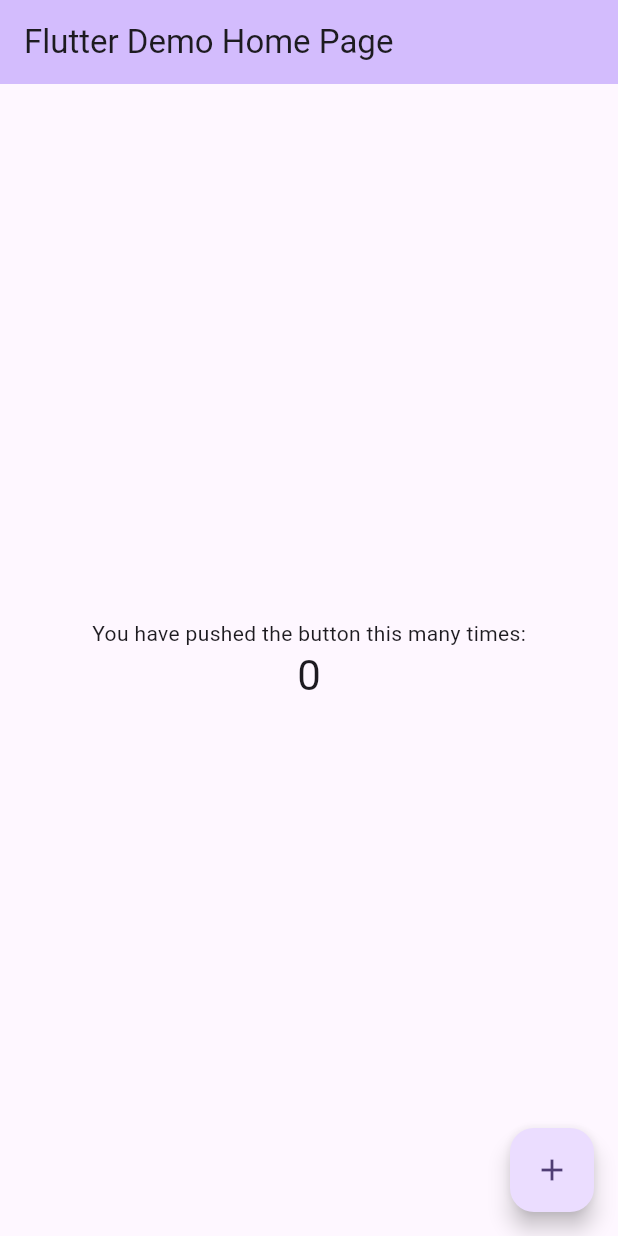
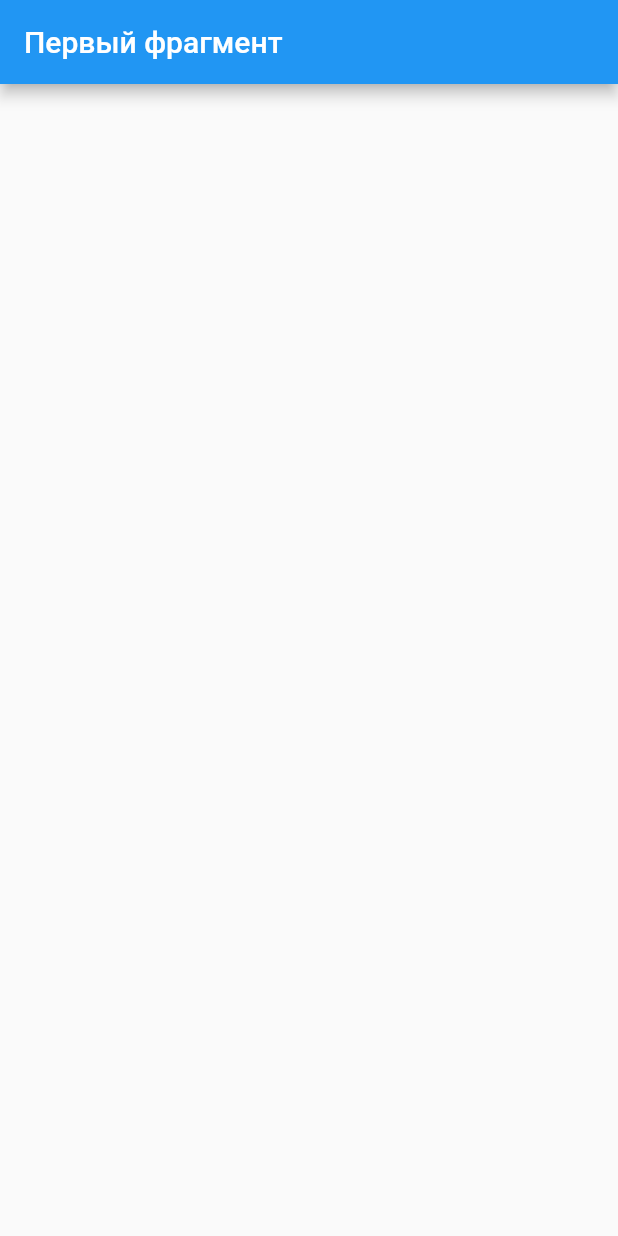
Before and after one commit to PavelBaptist/bible_depth, a Flutter app: the screen it shows after launch, on a phone screen of 412 x 824 dp. Run offline on Flutter 3.47's test engine with Material 2 defaults, Android fonts, the phone set to English and light mode, and no system bars; our stand-ins replace bloc, equatable, flutter_bloc, get_it.

Commit message:
Layer presenter is released

```diff
--- a/lib/feature/presentation/bloc/fragment_detail/fragment_detail_bloc.dart
+++ b/lib/feature/presentation/bloc/fragment_detail/fragment_detail_bloc.dart
@@ -6,10 +6,11 @@ import 'package:equatable/equatable.dart';
 
 part 'fragment_detail_event.dart';
 
-class BibleDepthBloc extends Bloc<FragmentDetailEvent, FragmentDetailState> {
+class FragmentDetailBloc
+    extends Bloc<FragmentDetailEvent, FragmentDetailState> {
   final GetFragmentById getFragmentById;
 
-  BibleDepthBloc({required this.getFragmentById})
+  FragmentDetailBloc({required this.getFragmentById})
       : super(FragmentDetailLoading()) {
     on<FragmentDetailById>(_onById);
   }
--- /dev/null
+++ b/lib/feature/presentation/pages/fragment_detail_page.dart
@@ -0,0 +1,32 @@
+import 'package:bible_depth/feature/presentation/bloc/fragment_detail/fragment_detail_bloc.dart';
+import 'package:bible_depth/feature/presentation/bloc/fragment_detail/fragment_detail_state.dart';
+import 'package:flutter/material.dart';
+import 'package:flutter_bloc/flutter_bloc.dart';
+
+class FragmentDetailPage extends StatelessWidget {
+  const FragmentDetailPage({super.key});
+
+  @override
+  Widget build(BuildContext context) {
+    var state = BlocProvider.of<FragmentDetailBloc>(context, listen: false);
+    state.add(const FragmentDetailById(1));
+
+    return BlocBuilder<FragmentDetailBloc, FragmentDetailState>(
+      builder: (context, state) {
+        if (state is FragmentDetailLoading) {
+          return Center(
+            child: CircularProgressIndicator(),
+          );
+        } else if (state is FragmentDetailLoaded) {
+          return Scaffold(
+            appBar: AppBar(
+              title: Text(state.fragmentEntity.name),
+            ),
+          );
+        } else {
+          return Text('no data');
+        }
+      },
+    );
+  }
+}
--- /dev/null
+++ b/lib/locator_service.dart
@@ -0,0 +1,30 @@
+import 'package:bible_depth/feature/data/datasources/fragment_mock_data_source.dart';
+import 'package:bible_depth/feature/data/repositories/fragment_repository_impl.dart';
+import 'package:bible_depth/feature/domain/usecases/get_fragment_by_id.dart';
+import 'package:bible_depth/feature/presentation/bloc/fragment_detail/fragment_detail_bloc.dart';
+
+import 'package:get_it/get_it.dart';
+
+import 'feature/domain/repositories/fragment_repository.dart';
+
+final sl = GetIt.instance;
+
+Future<void> init() async {
+  // BLoC
+  sl.registerFactory(
+    () => FragmentDetailBloc(getFragmentById: sl()),
+  );
+
+  // UseCases
+  sl.registerLazySingleton(() => GetFragmentById(fragmentRepository: sl()));
+
+  // Repository
+  sl.registerLazySingleton<FragmentRepository>(
+    () => FragmentRepositoryImpl(
+      fragmentMockDataSource: sl(),
+    ),
+  );
+
+  sl.registerLazySingleton<FragmentMockDataSource>(
+      () => FragmentMockDataSourceImpl());
+}
--- a/lib/main.dart
+++ b/lib/main.dart
@@ -1,6 +1,14 @@
+import 'package:bible_depth/feature/presentation/bloc/fragment_detail/fragment_detail_bloc.dart';
+import 'package:bible_depth/feature/presentation/bloc/fragment_detail/fragment_detail_state.dart';
+import 'package:bible_depth/feature/presentation/pages/fragment_detail_page.dart';
+import 'package:bible_depth/locator_service.dart' as di;
+import 'package:bible_depth/locator_service.dart';
 import 'package:flutter/material.dart';
+import 'package:flutter_bloc/flutter_bloc.dart';
 
-void main() {
+void main() async {
+  WidgetsFlutterBinding.ensureInitialized();
+  await di.init();
   runApp(const MyApp());
 }
 
@@ -10,116 +18,11 @@ class MyApp extends StatelessWidget {
   // This widget is the root of your application.
   @override
   Widget build(BuildContext context) {
-    return MaterialApp(
-      title: 'Flutter Demo',
-      theme: ThemeData(
-        // This is the theme of your application.
-        //
-        // TRY THIS: Try running your application with "flutter run". You'll see
-        // the application has a blue toolbar. Then, without quitting the app,
-        // try changing the seedColor in the colorScheme below to Colors.green
-        // and then invoke "hot reload" (save your changes or press the "hot
-        // reload" button in a Flutter-supported IDE, or press "r" if you used
-        // the command line to start the app).
-        //
-        // Notice that the counter didn't reset back to zero; the application
-        // state is not lost during the reload. To reset the state, use hot
-        // restart instead.
-        //
-        // This works for code too, not just values: Most code changes can be
-        // tested with just a hot reload.
-        colorScheme: ColorScheme.fromSeed(seedColor: Colors.deepPurple),
-        useMaterial3: true,
+    return BlocProvider<FragmentDetailBloc>(
+      create: (context) => sl<FragmentDetailBloc>(),
+      child: MaterialApp(
+        home: FragmentDetailPage(),
       ),
-      home: const MyHomePage(title: 'Flutter Demo Home Page'),
     );
   }
 }
-
-class MyHomePage extends StatefulWidget {
-  const MyHomePage({super.key, required this.title});
-
-  // This widget is the home page of your application. It is stateful, meaning
-  // that it has a State object (defined below) that contains fields that affect
-  // how it looks.
-
-  // This class is the configuration for the state. It holds the values (in this
-  // case the title) provided by the parent (in this case the App widget) and
-  // used by the build method of the State. Fields in a Widget subclass are
-  // always marked "final".
-
-  final String title;
-
-  @override
-  State<MyHomePage> createState() => _MyHomePageState();
-}
-
-class _MyHomePageState extends State<MyHomePage> {
-  int _counter = 0;
-
-  void _incrementCounter() {
-    setState(() {
-      // This call to setState tells the Flutter framework that something has
-      // changed in this State, which causes it to rerun the build method below
-      // so that the display can reflect the updated values. If we changed
-      // _counter without calling setState(), then the build method would not be
-      // called again, and so nothing would appear to happen.
-      _counter++;
-    });
-  }
-
-  @override
-  Widget build(BuildContext context) {
-    // This method is rerun every time setState is called, for instance as done
-    // by the _incrementCounter method above.
-    //
-    // The Flutter framework has been optimized to make rerunning build methods
-    // fast, so that you can just rebuild anything that needs updating rather
-    // than having to individually change instances of widgets.
-    return Scaffold(
-      appBar: AppBar(
-        // TRY THIS: Try changing the color here to a specific color (to
-        // Colors.amber, perhaps?) and trigger a hot reload to see the AppBar
-        // change color while the other colors stay the same.
-        backgroundColor: Theme.of(context).colorScheme.inversePrimary,
-        // Here we take the value from the MyHomePage object that was created by
-        // the App.build method, and use it to set our appbar title.
-        title: Text(widget.title),
-      ),
-      body: Center(
-        // Center is a layout widget. It takes a single child and positions it
-        // in the middle of the parent.
-        child: Column(
-          // Column is also a layout widget. It takes a list of children and
-          // arranges them vertically. By default, it sizes itself to fit its
-          // children horizontally, and tries to be as tall as its parent.
-          //
-          // Column has various properties to control how it sizes itself and
-          // how it positions its children. Here we use mainAxisAlignment to
-          // center the children vertically; the main axis here is the vertical
-          // axis because Columns are vertical (the cross axis would be
-          // horizontal).
-          //
-          // TRY THIS: Invoke "debug painting" (choose the "Toggle Debug Paint"
-          // action in the IDE, or press "p" in the console), to see the
-          // wireframe for each widget.
-          mainAxisAlignment: MainAxisAlignment.center,
-          children: <Widget>[
-            const Text(
-              'You have pushed the button this many times:',
-            ),
-            Text(
-              '$_counter',
-              style: Theme.of(context).textTheme.headlineMedium,
-            ),
-          ],
-        ),
-      ),
-      floatingActionButton: FloatingActionButton(
-        onPressed: _incrementCounter,
-        tooltip: 'Increment',
-        child: const Icon(Icons.add),
-      ), // This trailing comma makes auto-formatting nicer for build methods.
-    );
-  }
-}
--- a/pubspec.yaml
+++ b/pubspec.yaml
@@ -37,6 +37,7 @@ dependencies:
   cupertino_icons: ^1.0.2
   equatable: ^2.0.5
   flutter_bloc: ^8.1.3
+  get_it: ^7.6.2
 
 dev_dependencies:
   flutter_test:
```
Also changed, not shown: pubspec.lock.
